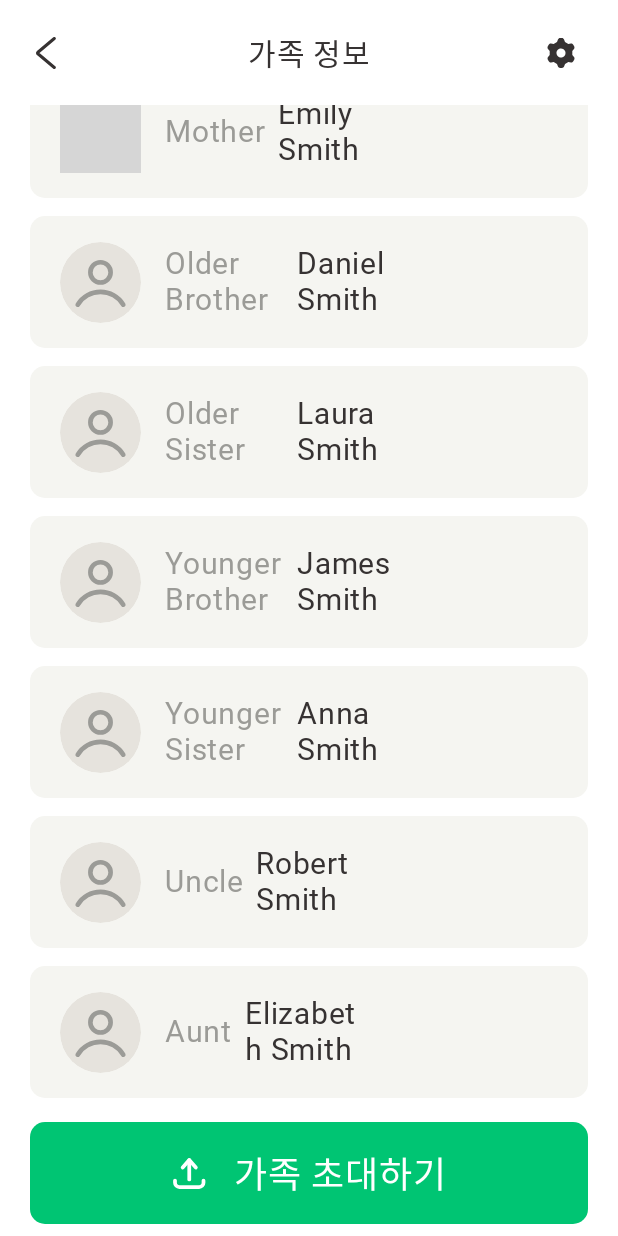
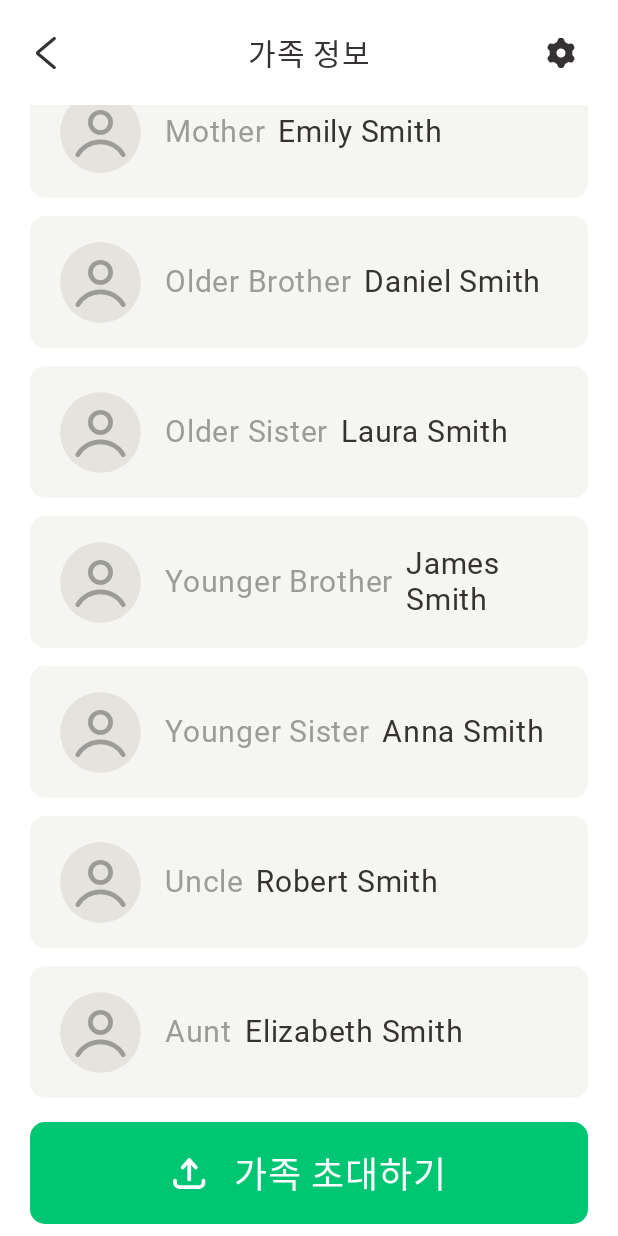
Before and after one commit to Team-PATCH/Harmony-Android, an Android app built with Jetpack Compose: the @Preview function FamilyInfoScreenPreview, scrolled down 647 dp, on a phone screen of 412 x 824 dp. Run offline under Robolectric (Android 15) with nearby library versions, the phone set to English and light mode, and no system bars; pictures from the network do not load; Roboto replaces fonts that are not available here; grey boxes are pictures that could not be loaded.

Commit message:
design: FamilyInfoScreen 누락된 디자인 추가

```diff
--- a/core/designsystem/src/main/java/com/teampatch/core/designsystem/component/FamilyProfile.kt
+++ b/core/designsystem/src/main/java/com/teampatch/core/designsystem/component/FamilyProfile.kt
@@ -68,7 +68,6 @@ fun FamilyProfile(
             fontSize = 20.sp,
             modifier = Modifier
                 .padding(start = 16.dp, end = 8.dp)
-                .widthIn(max = 80.dp)
         )
         Text(
             text = name,
@@ -77,13 +76,14 @@ fun FamilyProfile(
             fontWeight = FontWeight.SemiBold,
             fontSize = 20.sp,
             modifier = Modifier
-                .widthIn(max = 80.dp)
         )
         when (role) {
             FamilyRole.ADMIN -> {
                 Image(
                     painter = painterResource(R.drawable.ic_crown_family_info),
-                    contentDescription = "admin"
+                    contentDescription = "admin",
+                    modifier = Modifier
+                        .padding(start = 12.dp)
                 )
             }
 
--- a/feature/family-info/src/main/java/com/teampatch/feature/family/info/FamilyInfoScreen.kt
+++ b/feature/family-info/src/main/java/com/teampatch/feature/family/info/FamilyInfoScreen.kt
@@ -218,7 +218,8 @@ internal fun FamilyInfoScreen(
                     FamilyProfile(
                         profileImage = rememberAsyncImagePainter(
                             model = family.profileImageUrl ?: ic_my_appbar,
-                            placeholder = previewPlaceholder(ic_my_appbar)
+                            placeholder = previewPlaceholder(ic_my_appbar),
+                            error = painterResource(ic_my_appbar)
                         ),
                         title = family.title,
                         name = family.name,
```
